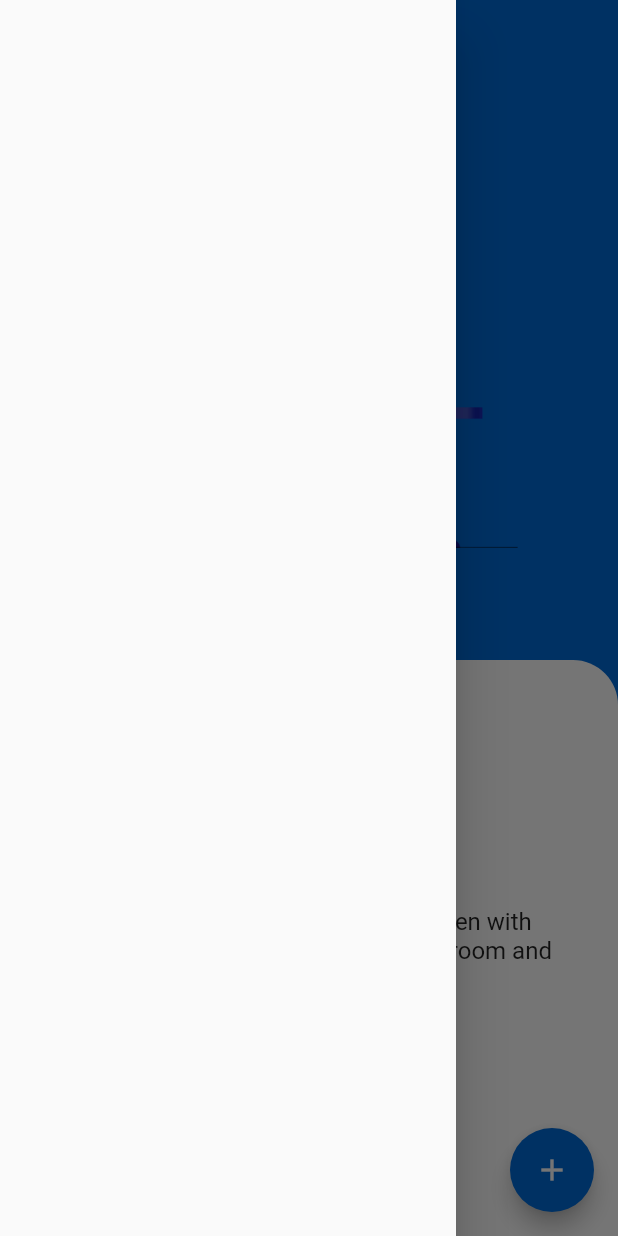
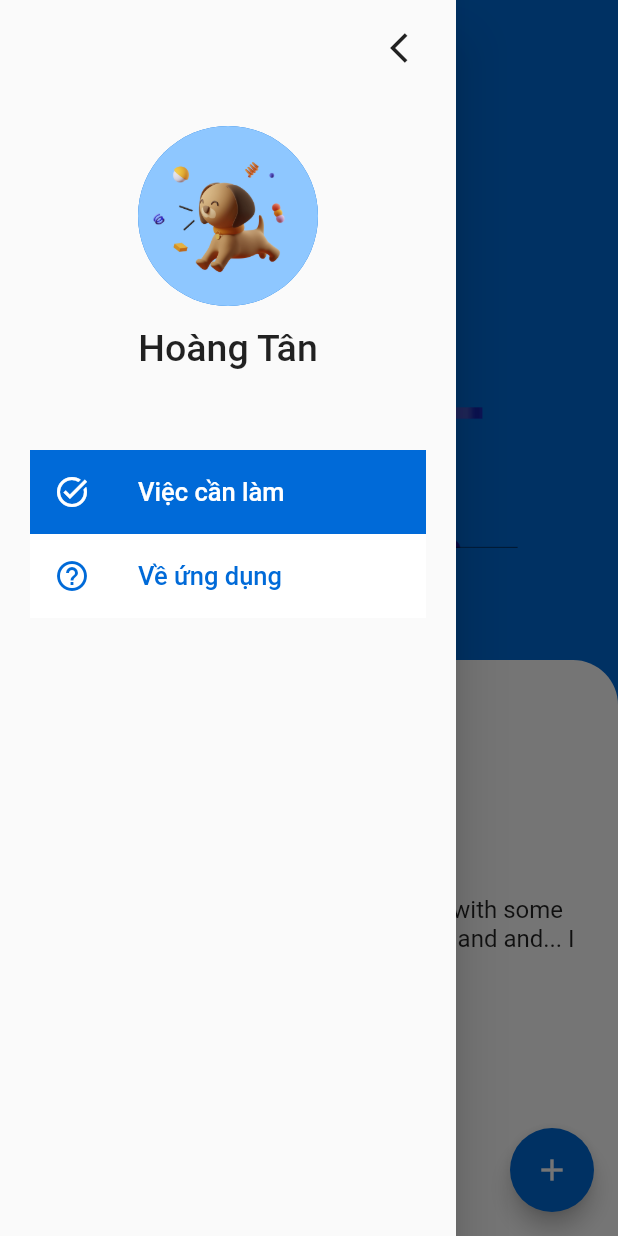
Before and after one commit to htan1901/flutter_todo, a Flutter app: the screen it shows after launch, with the side drawer open, on a phone screen of 412 x 824 dp. Run offline on Flutter 3.47's test engine with Material 2 defaults, Android fonts, the phone set to English and light mode, and no system bars.

```diff
--- a/lib/main.dart
+++ b/lib/main.dart
@@ -36,6 +36,10 @@ class _MyHomePageState extends State<MyHomePage> {
     return Scaffold(
       drawer: buildDrawer(),
       appBar: AppBar(
+        // leading: IconButton(
+        //   icon: Icon(Icons.menu_rounded),
+        //   onPressed: () => Scaffold.of(context).openDrawer(),
+        // ),
         backgroundColor: const Color.fromRGBO(0, 106, 216, 1),
         elevation: 0,
       ),
@@ -43,15 +47,29 @@ class _MyHomePageState extends State<MyHomePage> {
       floatingActionButton: FloatingActionButton(
         onPressed: () {},
         child: const Icon(Icons.add),
+        tooltip: 'Thêm Một việc cần làm',
       ),
     );
   }
 
   Widget buildBody(BuildContext context) {
     List<Todo> todos = [
-      Todo(title: 'Clean house', detail: 'Clean the bedroom'),
+      Todo(title: 'Clean house'),
       Todo(title: 'Throw trash', detail: 'Trash can is full'),
-      Todo(title: 'Cooking a fucking large chicken with some fucking deliciout mushroom and and and... I don\'t know', detail: 'Chicket sandwich')
+      Todo(
+          title:
+              'Cooking a fucking large chicken with some fucking deliciout mushroom and and and... I don\'t know',
+          detail: 'Chicket sandwich'),
+      Todo(title: 'Clean house'),
+      Todo(title: 'Throw trash', detail: 'Trash can is full'),
+      Todo(
+          title:
+              'Cooking a fucking large chicken with some fucking deliciout mushroom and and and... I don\'t know',
+          detail: 'Chicket sandwich'),
+      Todo(
+          title:
+              'Cooking a fucking large chicken with some fucking deliciout mushroom and and and... I don\'t know',
+          detail: 'Chicket sandwich'),
     ];
     String userName = 'Hoàng Tân';
     double height = MediaQuery.of(context).size.height;
@@ -79,7 +97,10 @@ class _MyHomePageState extends State<MyHomePage> {
         Expanded(
           flex: 1,
           child: Container(
-            padding: EdgeInsets.all(25),
+            padding: const EdgeInsets.only(
+                top: 25,
+                // left: 25,
+                bottom: 75),
             decoration: const BoxDecoration(
                 color: Colors.white,
                 borderRadius: BorderRadius.only(
@@ -91,9 +112,8 @@ class _MyHomePageState extends State<MyHomePage> {
                 return Dismissible(
                     key: UniqueKey(),
                     direction: DismissDirection.endToStart,
-
                     onDismissed: (direction) {
-                      if(direction == DismissDirection.startToEnd) {
+                      if (direction == DismissDirection.startToEnd) {
                         setState(() {
                           todos.removeAt(index);
                         });
@@ -101,9 +121,7 @@ class _MyHomePageState extends State<MyHomePage> {
                     },
                     background: Container(
                       alignment: Alignment.centerRight,
-                      padding: const EdgeInsets.only(
-                        right: 15
-                      ),
+                      padding: const EdgeInsets.only(right: 15),
                       color: Colors.red,
                       child: const Icon(
                         Icons.delete_sweep,
@@ -121,6 +139,88 @@ class _MyHomePageState extends State<MyHomePage> {
   }
 
   Widget buildDrawer() {
-    return const Drawer();
+    bool isSelected = true;
+    return Drawer(
+        child: SafeArea(
+      child: Column(
+        children: <Widget>[
+          ButtonBar(
+            children: [
+              IconButton(
+                icon: const Icon(Icons.arrow_back_ios),
+                onPressed: () {
+                  Navigator.pop(context);
+                },
+              )
+            ],
+          ),
+          Container(
+              padding: const EdgeInsets.only(top: 20),
+              child: const CircleAvatar(
+                radius: 60,
+                backgroundImage: AssetImage('assets/images/dogo.png'),
+              )),
+          Container(
+            alignment: Alignment.center,
+            child: const ListTile(
+              title: Text(
+                'Hoàng Tân',
+                textAlign: TextAlign.center,
+                style: TextStyle(
+                  fontSize: 25,
+                ),
+              ),
+            ),
+          ),
+          ListView(
+            shrinkWrap: true,
+            padding: const EdgeInsets.only(
+              top: 40,
+              left: 20,
+              right: 20,
+            ),
+            children: [
+              ListTile(
+                tileColor: selectedColor(isSelected),
+                leading:
+                    Icon(Icons.task_alt, color: selectedColor(!isSelected)),
+                title: Text('Việc cần làm',
+                    style: drawerTileTextStyle(isSelected)),
+                onTap: () {
+                  setState(() {
+                    isSelected = !isSelected;
+                  });
+                },
+              ),
+              ListTile(
+                tileColor: selectedColor(!isSelected),
+                leading:
+                    Icon(Icons.help_outline, color: selectedColor(isSelected)),
+                title: Text('Về ứng dụng',
+                    style: drawerTileTextStyle(!isSelected)),
+                onTap: () {
+                  setState(() {
+                    isSelected = !isSelected;
+                  });
+                },
+              )
+            ],
+          )
+        ],
+      ),
+    ));
+  }
+
+  Color selectedColor(bool isSelected) {
+    return isSelected
+        ? Color.fromRGBO(0, 106, 216, 1)
+        : Color.fromARGB(255, 255, 255, 255);
+  }
+
+  TextStyle drawerTileTextStyle(bool isSelected) {
+    if (isSelected) {
+      return const TextStyle(fontSize: 17, color: Colors.white);
+    }
+    return const TextStyle(fontSize: 17, color: Color.fromRGBO(0, 106, 216, 1));
   }
 }
--- a/lib/widgets/list_view_item.dart
+++ b/lib/widgets/list_view_item.dart
@@ -20,7 +20,6 @@ class _ListViewItemState extends State<ListViewItem> {
   @override
   Widget build(BuildContext context) {
     return ListTile(
-      visualDensity: VisualDensity.comfortable,
       enabled: !_isChecked,
       leading: Checkbox(
           shape: const CircleBorder(),
@@ -32,7 +31,7 @@ class _ListViewItemState extends State<ListViewItem> {
             });
           }),
       title: Text(_todo.title, style: renderEffect(_isChecked),),
-      subtitle: Text(_todo.detail!, style: renderEffect(_isChecked),),
+      subtitle: _todo.detail == null ? null : Text(_todo.detail!, style: renderEffect(_isChecked),),
     );
   }
 
```
